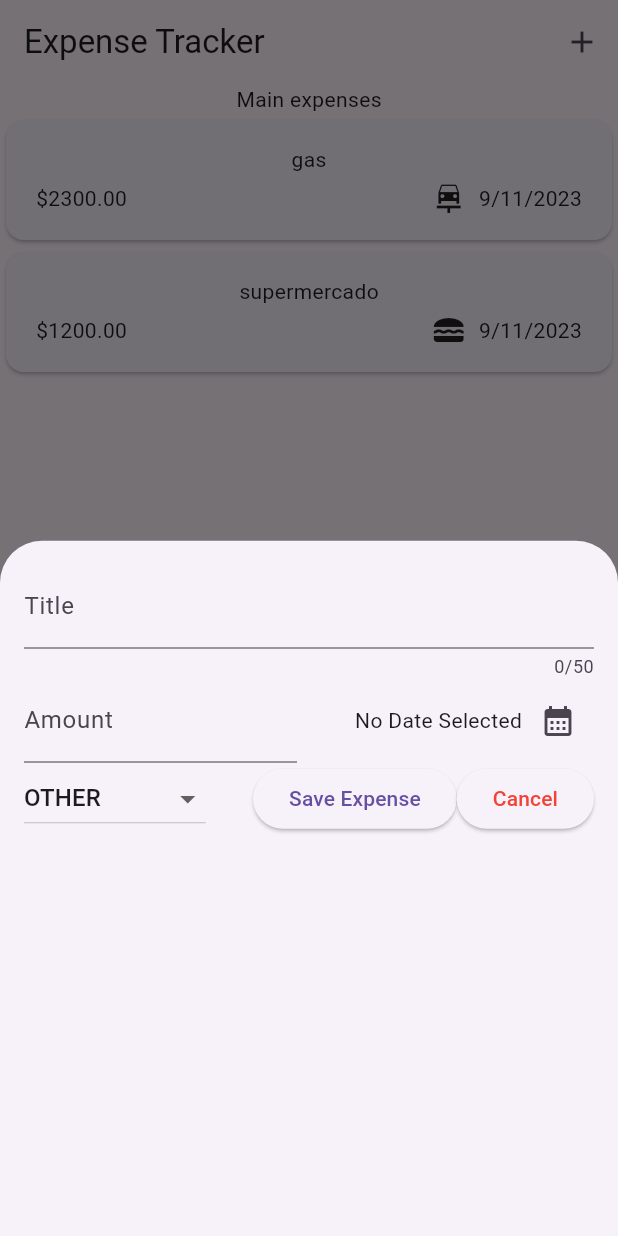
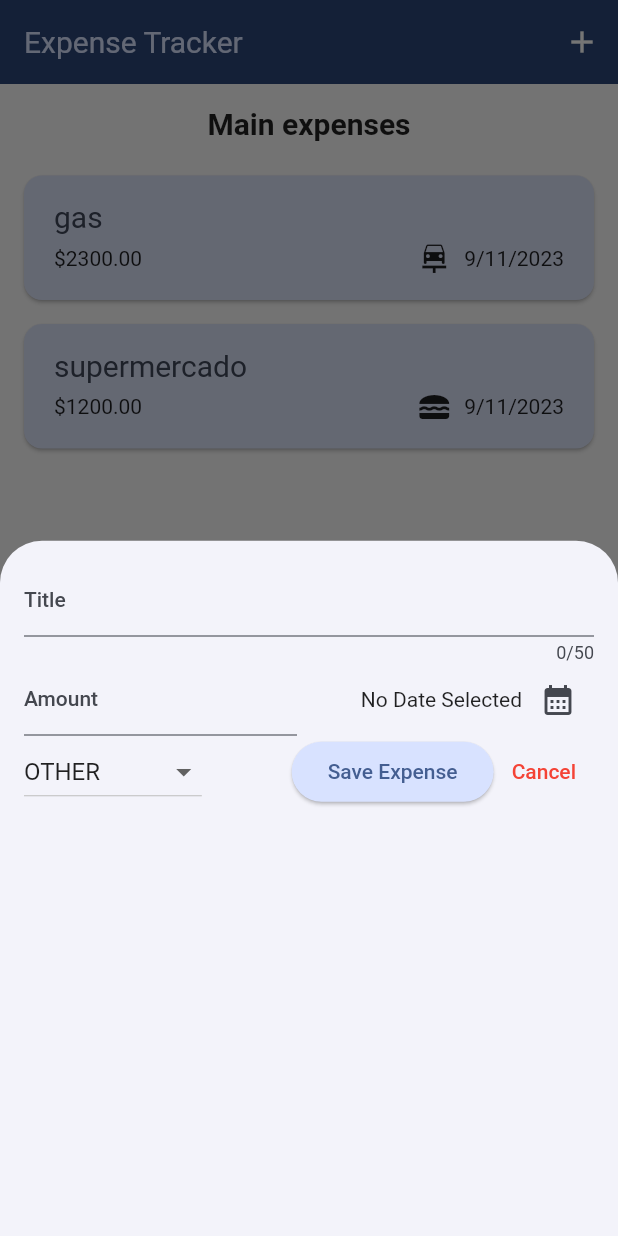
Before and after one commit to luisfnan/Expenses_app, a Flutter app: the screen it shows after launch, after a tap on the "add" icon, on a phone screen of 412 x 824 dp. Run offline on Flutter 3.47's test engine with Material 2 defaults, Android fonts, the phone set to English and light mode, and no system bars; missing offline and left inert: dart:ffi.

Commit message:
styles and dark mode added

```diff
--- a/lib/main.dart
+++ b/lib/main.dart
@@ -1,9 +1,56 @@
+import 'package:flutter/cupertino.dart';
 import 'package:flutter/material.dart';
 import 'widgets/expenses.dart';
 
+var kColorScheme = ColorScheme.fromSeed(seedColor: CupertinoColors.systemBlue);
+var kDarkColorScheme =
+    ColorScheme.fromSeed(seedColor: CupertinoColors.systemBlue, brightness: Brightness.dark);
+
 void main() {
-  runApp(MaterialApp(
+  runApp(
+    MaterialApp(
       debugShowCheckedModeBanner: false,
-      theme: ThemeData(useMaterial3: true),
-      home: const Expenses()));
+      darkTheme: ThemeData.dark().copyWith(
+        useMaterial3: true,
+        colorScheme: kDarkColorScheme,
+        cardTheme: const CardTheme().copyWith(
+          color: kDarkColorScheme.secondaryContainer,
+          margin: const EdgeInsets.symmetric(horizontal: 16, vertical: 8),
+        ),
+        elevatedButtonTheme: ElevatedButtonThemeData(
+          style: ElevatedButton.styleFrom(
+            backgroundColor: kDarkColorScheme.primaryContainer,
+            foregroundColor: kDarkColorScheme.onPrimaryContainer,
+          ),
+        ),
+
+      ),
+      theme: ThemeData().copyWith(
+        useMaterial3: true,
+        colorScheme: kColorScheme,
+        appBarTheme: const AppBarTheme().copyWith(
+          backgroundColor: kColorScheme.onPrimaryContainer,
+          foregroundColor: kColorScheme.primaryContainer,
+        ),
+        cardTheme: const CardTheme().copyWith(
+          color: kColorScheme.secondaryContainer,
+          margin: const EdgeInsets.symmetric(horizontal: 16, vertical: 8),
+        ),
+        elevatedButtonTheme: ElevatedButtonThemeData(
+          style: ElevatedButton.styleFrom(
+            backgroundColor: kColorScheme.primaryContainer,
+          ),
+        ),
+        textTheme: ThemeData().textTheme.copyWith(
+              titleLarge: TextStyle(
+                fontWeight: FontWeight.normal,
+                color: kColorScheme.onSecondaryContainer,
+                fontSize: 20,
+              ),
+            ),
+      ),
+      themeMode: ThemeMode.system,
+      home: const Expenses(),
+    ),
+  );
 }
--- a/lib/widgets/expenses.dart
+++ b/lib/widgets/expenses.dart
@@ -1,5 +1,3 @@
-import 'dart:math';
-
 import 'package:expense_tracker/entities/category.dart';
 import 'package:flutter/material.dart';
 import '../entities/expense.dart';
@@ -33,11 +31,34 @@ class _ExpensesState extends State<Expenses> {
       builder: (ctx) => NewExpense(_addExpense),
     );
   }
-  void _addExpense(Expense expense){
+
+  void _addExpense(Expense expense) {
     setState(() {
       _registerExpenses.insert(0, expense);
     });
   }
+
+  void _removeExpenses(Expense expense) {
+    final idx = _registerExpenses.indexOf(expense);
+    setState(() {
+      _registerExpenses.remove(expense);
+    });
+    ScaffoldMessenger.of(context).clearSnackBars();
+    ScaffoldMessenger.of(context).showSnackBar(
+      SnackBar(
+        action: SnackBarAction(
+            label: 'Undo',
+            onPressed: () {
+              setState(() {
+                _registerExpenses.insert(idx, expense);
+              });
+            }),
+        duration: const Duration(seconds: 3),
+        content: const Text('Expense deleted.'),
+      ),
+    );
+  }
+
   @override
   Widget build(BuildContext context) {
     return Scaffold(
@@ -45,16 +66,31 @@ class _ExpensesState extends State<Expenses> {
         title: const Text('Expense Tracker'),
         actions: [
           IconButton(
-              onPressed: _openExpensesOverlay, icon: const Icon(Icons.add))
+              style: IconButton.styleFrom(foregroundColor: Colors.white),
+              onPressed: _openExpensesOverlay,
+              icon: const Icon(Icons.add))
         ],
       ),
       body: Column(
         children: [
-          const Text('Main expenses'),
+          Container(
+            margin: const EdgeInsets.all(15),
+            child: const Text(
+              'Main expenses',
+              style: TextStyle(fontSize: 20, fontWeight: FontWeight.bold,),
+            ),
+          ),
           Expanded(
-              child: ExpensesList(
-            expensesList: _registerExpenses,
-          ))
+            child: _registerExpenses.isNotEmpty
+                ? ExpensesList(
+                    expensesList: _registerExpenses,
+                    onRemove: _removeExpenses,
+                  )
+                : const Center(
+                    child: Text(
+                        'No expenses found. Use the plus button to add a new one!'),
+                  ),
+          ),
         ],
       ),
     );
--- a/lib/widgets/expenses_list/expense_item.dart
+++ b/lib/widgets/expenses_list/expense_item.dart
@@ -14,8 +14,12 @@ class ExpenseItem extends StatelessWidget {
       child: Padding(
         padding: const EdgeInsets.symmetric(horizontal: 20, vertical: 16),
         child: Column(
+          crossAxisAlignment: CrossAxisAlignment.start,
           children: [
-            Text(expense.title),
+            Text(
+              expense.title,
+              style: Theme.of(context).textTheme.titleLarge,
+            ),
             const SizedBox(
               height: 4,
             ),
@@ -24,9 +28,11 @@ class ExpenseItem extends StatelessWidget {
                 Text('\$${expense.amount.toStringAsFixed(2)}'),
                 const Spacer(),
                 Row(
-                  children:  [
+                  children: [
                     Icon(categoryIcons[expense.category]),
-                    const SizedBox(width: 8,),
+                    const SizedBox(
+                      width: 8,
+                    ),
                     Text(expense.formattedDate),
                   ],
                 )
--- a/lib/widgets/expenses_list/expenses_list.dart
+++ b/lib/widgets/expenses_list/expenses_list.dart
@@ -4,14 +4,33 @@ import 'package:flutter/material.dart';
 import '../../entities/expense.dart';
 
 class ExpensesList extends StatelessWidget {
-  const ExpensesList({super.key, required this.expensesList});
+  const ExpensesList(
+      {super.key, required this.onRemove, required this.expensesList});
 
   final List<Expense> expensesList;
+  final void Function(Expense expense) onRemove;
 
   @override
   Widget build(BuildContext context) {
-    return ListView.builder( // Creates a scrollable list view
-        itemCount: expensesList.length,
-        itemBuilder: (ctx, index) => ExpenseItem(expensesList[index]));
+    return ListView.builder(
+      // Creates a scrollable list view
+      itemCount: expensesList.length,
+      itemBuilder: (ctx, index) => Dismissible(
+        //deletes an element by swiping right
+        background: Container(
+          color: Theme.of(context).colorScheme.error.withOpacity(0.6),
+          margin: EdgeInsets.symmetric(
+              horizontal: Theme.of(context).cardTheme.margin!.horizontal,
+              vertical: Theme.of(context).cardTheme.margin!.vertical - 5),
+        ),
+        onDismissed: (direction) {
+          onRemove(expensesList[index]);
+        },
+        key: Key(expensesList[index].id),
+        child: ExpenseItem(
+          expensesList[index],
+        ),
+      ),
+    );
   }
 }
--- a/lib/widgets/new_expense.dart
+++ b/lib/widgets/new_expense.dart
@@ -150,7 +150,7 @@ class _NewExpenseState extends State<NewExpense> {
                 child: const Text('Save Expense'),
               ),
               // Uses all the space available in between
-              ElevatedButton(
+              TextButton(
                   style: ElevatedButton.styleFrom(foregroundColor: Colors.red),
                   onPressed: () {
                     Navigator.pop(context);
```
Also changed, not shown: lib/entities/expense.dart (line endings or trailing spaces).
